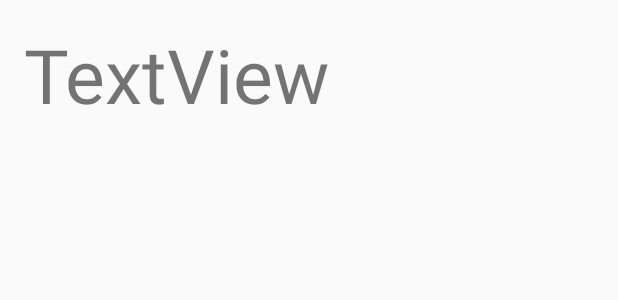
After one commit to puberty-girl/cook, an Android app: the layout activity_recipes.xml on its own in the app's theme, with its tools: preview values and no code run, on a phone screen of 412 x 824 dp. The commit adds this screen. Shown: the top 300 px of the screen. Run offline under Robolectric (Android 15) with nearby library versions, the phone set to English and light mode, and no system bars.

Commit message:
добавлено Recipes Activity

```diff
--- a/app/src/main/AndroidManifest.xml
+++ b/app/src/main/AndroidManifest.xml
@@ -21,6 +21,7 @@
         <activity android:name=".What_to_cook" />
         <activity android:name=".MapActivity" />
         <activity android:name=".Recycler" />
+        <activity android:name=".RecipesActivity" />
         <activity android:name=".MainActivity">
             <intent-filter>
                 <action android:name="android.intent.action.MAIN" />
--- /dev/null
+++ b/app/src/main/res/layout/activity_recipes.xml
@@ -0,0 +1,18 @@
+<?xml version="1.0" encoding="utf-8"?>
+<LinearLayout xmlns:android="http://schemas.android.com/apk/res/android"
+    xmlns:app="http://schemas.android.com/apk/res-auto"
+    xmlns:tools="http://schemas.android.com/tools"
+    android:layout_width="match_parent"
+    android:layout_height="match_parent"
+    tools:context=".RecipesActivity"
+    android:padding="16dp"
+    >
+
+    <TextView
+        android:id="@+id/myTxt"
+        android:layout_width="wrap_content"
+        android:layout_height="wrap_content"
+        android:layout_weight="1"
+        android:textSize="50dp"
+        android:text="TextView" />
+</LinearLayout>
```
Also changed, not shown: app/src/main/java/com/example/cook2/RecipesActivity.java (added, +59 -0 lines), app/src/main/java/com/example/cook2/Recycler.java (+16 -5 lines), app/src/main/java/com/example/cook2/RecyclerViewAdapter.java (+23 -6 lines).
